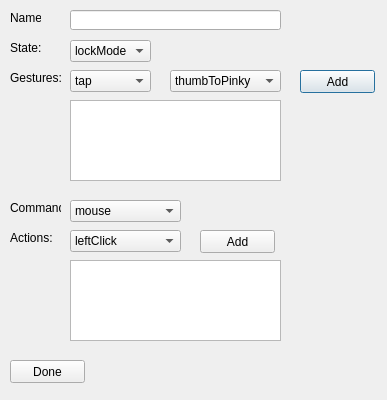
This is PMMain/Midas/MidasProfileManager/SequenceEditor.ui in lordy1992/ProjectMidas as Qt 5 draws it before an edit. The edited form follows.
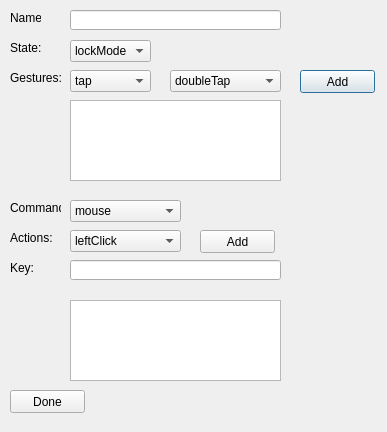
This is the edited form.

Commit message: profileManager handling inputVector now

Diff of the .ui file:
```diff
--- a/PMMain/Midas/MidasProfileManager/SequenceEditor.ui
+++ b/PMMain/Midas/MidasProfileManager/SequenceEditor.ui
@@ -7,7 +7,7 @@
     <x>0</x>
     <y>0</y>
     <width>387</width>
-    <height>400</height>
+    <height>432</height>
    </rect>
   </property>
   <property name="windowTitle">
@@ -127,11 +127,11 @@
     </rect>
    </property>
    <property name="currentText">
-    <string>thumbToPinky</string>
+    <string>doubleTap</string>
    </property>
    <item>
     <property name="text">
-     <string>thumbToPinky</string>
+     <string>doubleTap</string>
     </property>
    </item>
    <item>
@@ -287,7 +287,7 @@
    <property name="geometry">
     <rect>
      <x>70</x>
-     <y>260</y>
+     <y>300</y>
      <width>211</width>
      <height>81</height>
     </rect>
@@ -303,7 +303,7 @@
    <property name="geometry">
     <rect>
      <x>10</x>
-     <y>360</y>
+     <y>390</y>
      <width>75</width>
      <height>23</height>
     </rect>
@@ -312,6 +312,35 @@
     <string>Done</string>
    </property>
   </widget>
+  <widget class="QLabel" name="label_6">
+   <property name="geometry">
+    <rect>
+     <x>10</x>
+     <y>260</y>
+     <width>51</width>
+     <height>16</height>
+    </rect>
+   </property>
+   <property name="text">
+    <string>Key:</string>
+   </property>
+  </widget>
+  <widget class="QLineEdit" name="keyInput">
+   <property name="geometry">
+    <rect>
+     <x>70</x>
+     <y>260</y>
+     <width>211</width>
+     <height>20</height>
+    </rect>
+   </property>
+   <property name="inputMask">
+    <string/>
+   </property>
+   <property name="maxLength">
+    <number>32767</number>
+   </property>
+  </widget>
  </widget>
  <layoutdefault spacing="6" margin="11"/>
  <resources/>
```
The commit also changes 23 other files.
